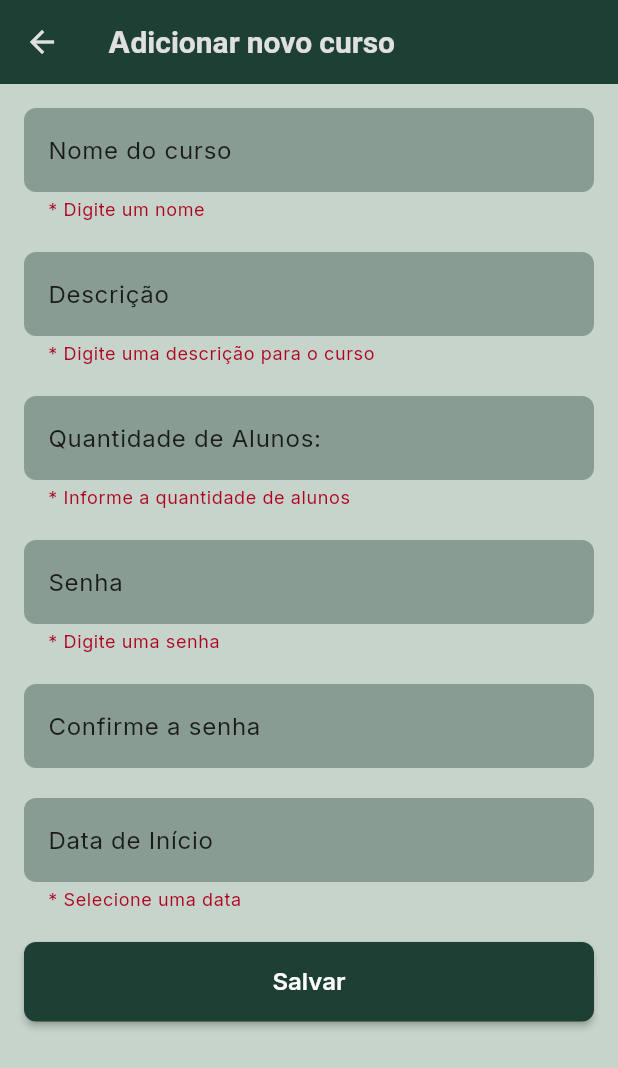
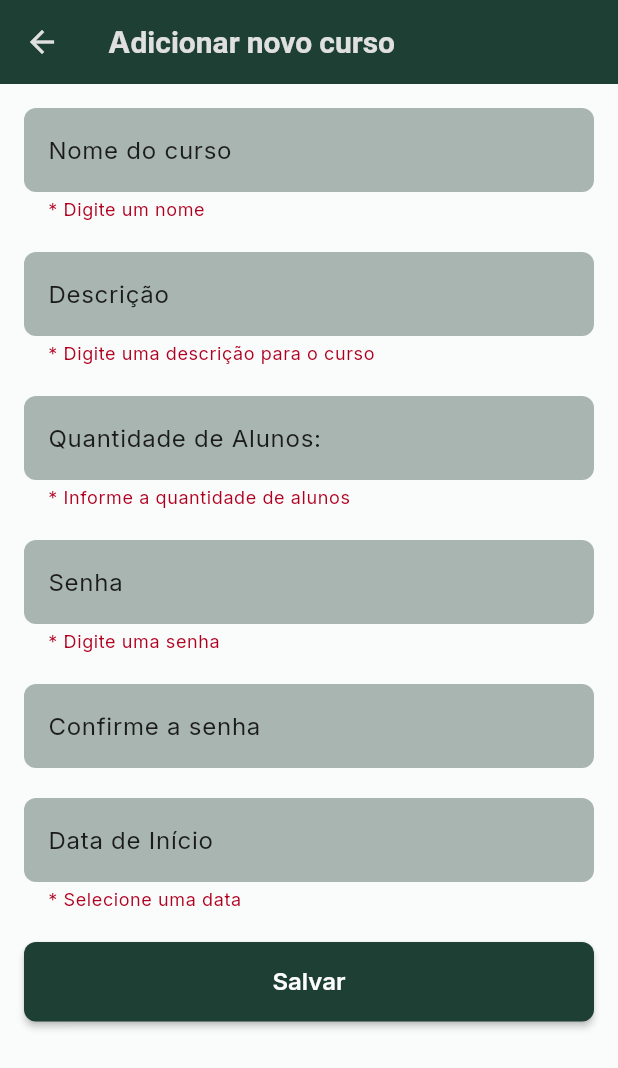
Before and after one commit to FelipeMoraisOC/app_seminario_dm, a Flutter app: the AdicionarCurso screen opened directly with empty values, after a tap on "Salvar", on a phone screen of 412 x 824 dp. Shown: the top 1068 px of the screen. Run offline on Flutter 3.47's test engine with Material 3 defaults, Android fonts, the phone set to English and light mode, and no system bars; our stand-ins replace google_fonts; network calls fail.

Commit message:
Enhance theme management: add scaffoldBackgroundColor to ThemeProvider and update AdicionarCurso form validation for improved readability. Introduce FormExample widget for demonstration of form handling.

```diff
--- a/lib/core/theme_provider.dart
+++ b/lib/core/theme_provider.dart
@@ -11,6 +11,8 @@ class ThemeProvider extends ChangeNotifier {
   ThemeMode get themeMode => _themeMode;
   bool get isDarkMode => _themeMode == ThemeMode.dark;
   Color get primaryColor => _customPrimaryColor;
+  Color get scaffoldBackgroundColor =>
+      Color.lerp(_customPrimaryColor, Colors.white, 0.98)!;
   String get font => _customFont;
 
   void toggleTheme(bool isOn) {
@@ -35,6 +37,12 @@ class ThemeProvider extends ChangeNotifier {
     appBarTheme: AppTheme.lightTheme.appBarTheme.copyWith(
       backgroundColor: _customPrimaryColor,
     ),
+    scaffoldBackgroundColor: scaffoldBackgroundColor,
+    bottomNavigationBarTheme: AppTheme.lightTheme.bottomNavigationBarTheme
+        .copyWith(backgroundColor: scaffoldBackgroundColor),
+    drawerTheme: AppTheme.lightTheme.drawerTheme.copyWith(
+      backgroundColor: _customPrimaryColor,
+    ),
     textTheme: GoogleFonts.getTextTheme(
       _customFont,
       AppTheme.lightTheme.textTheme,
@@ -44,9 +52,6 @@ class ThemeProvider extends ChangeNotifier {
         backgroundColor: _customPrimaryColor,
         foregroundColor: AppColors.textDark,
       ),
-    ),
-    drawerTheme: AppTheme.lightTheme.drawerTheme.copyWith(
-      backgroundColor: _customPrimaryColor,
     ),
     inputDecorationTheme: AppTheme.lightTheme.inputDecorationTheme.copyWith(
       fillColor: _customPrimaryColor.withAlpha(95),
--- a/lib/modules/curso/adicionar_curso.dart
+++ b/lib/modules/curso/adicionar_curso.dart
@@ -90,13 +90,14 @@ class _AdicionarCursoState extends State<AdicionarCurso> {
                   controller: senhaController,
                   decoration: const InputDecoration(labelText: 'Senha'),
                   obscureText: true,
-                  validator:
-                      (value) =>
-                          value == null || value.isEmpty
-                              ? '* Digite uma senha'
-                              : value.length < 6
-                              ? '* Senha muito curta'
-                              : null,
+                  validator: (value) {
+                    if (value == null || value.isEmpty) {
+                      return '* Digite uma senha';
+                    } else if (value.length < 6) {
+                      return '* Senha muito curta';
+                    }
+                    return null;
+                  },
                 ),
                 const SizedBox(height: 20),
                 TextFormField(
```
Also changed, not shown: lib/modules/exemplos/form_example.dart (added, +49 -0 lines).
